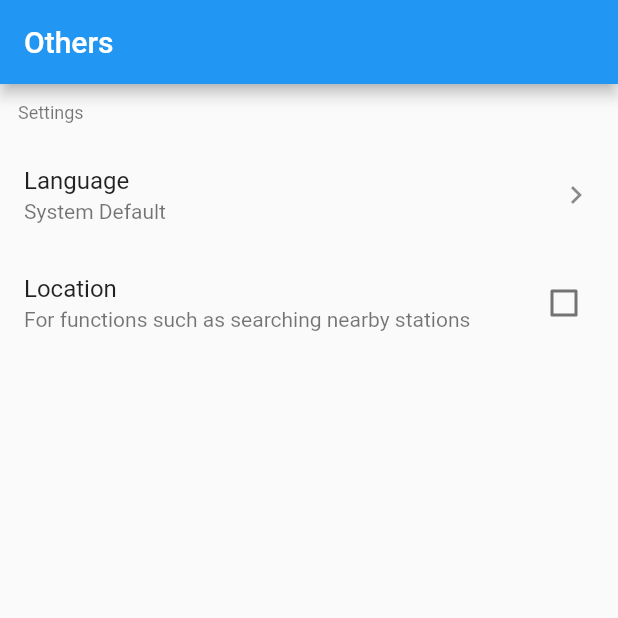
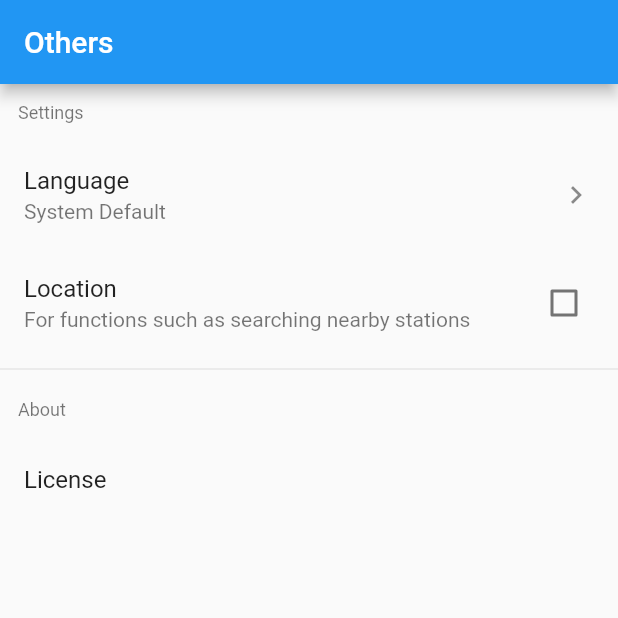
Before and after one commit to Myheartdies/tracubus-client, a Flutter app: the screen it shows after launch, item 4 of the bottom bar chosen, on a phone screen of 412 x 824 dp, the top half of it. Run offline on Flutter 3.47's test engine with Material 2 defaults, Android fonts, the phone set to English and light mode, and no system bars; our stand-ins replace flutter_map, latlong2, location, scrollable_positioned_list, shared_preferences; missing offline and left inert: awesome_select, flutter_client_sse; generated files the repository leaves out were written again; network calls fail.

Commit message:
Add license page

```diff
--- a/lib/l10n/app_en.arb
+++ b/lib/l10n/app_en.arb
@@ -14,6 +14,7 @@
     "locationPermissionErr": "Failed to get location permission. Please check your system permission settings.",
     "about": "About",
     "aboutTeam": "About our team",
+    "license": "License",
 
     "busRoutes": "Route List",
 
--- a/lib/l10n/app_zh.arb
+++ b/lib/l10n/app_zh.arb
@@ -14,6 +14,7 @@
     "locationPermissionErr": "程式未能獲取位置權限。請檢查您的系統權限設定。",
     "about": "關於",
     "aboutTeam": "關於我們",
+    "license": "許可",
 
     "busRoutes": "路線列表",
 
--- a/lib/others_page.dart
+++ b/lib/others_page.dart
@@ -84,22 +84,23 @@ class _OthersPageState extends State<OthersPage> {
                 );
               },
             ),
-            // const Divider(),
-            // Container(
-            //     padding: const EdgeInsets.all(12),
-            //     child: Text(
-            //       appLocalizations.about,
-            //       style: Theme.of(context).textTheme.caption,
-            //     )),
-            // ListTile(
-            //   title: Text(appLocalizations.aboutTeam),
-            //   onTap: () {
-            //     Navigator.push(
-            //       context,
-            //       MaterialPageRoute(builder: (context) => const AboutPage()),
-            //     );
-            //   },
-            // )
+            const Divider(),
+            Container(
+                padding: const EdgeInsets.all(12),
+                child: Text(
+                  appLocalizations.about,
+                  style: Theme.of(context).textTheme.caption,
+                )),
+            ListTile(
+              title: Text(appLocalizations.license),
+              onTap: () {
+                showLicensePage(context: context);
+                // Navigator.push(
+                //   context,
+                //   MaterialPageRoute(builder: (context) => const AboutPage()),
+                // );
+              },
+            )
           ],
         ));
   }
```
